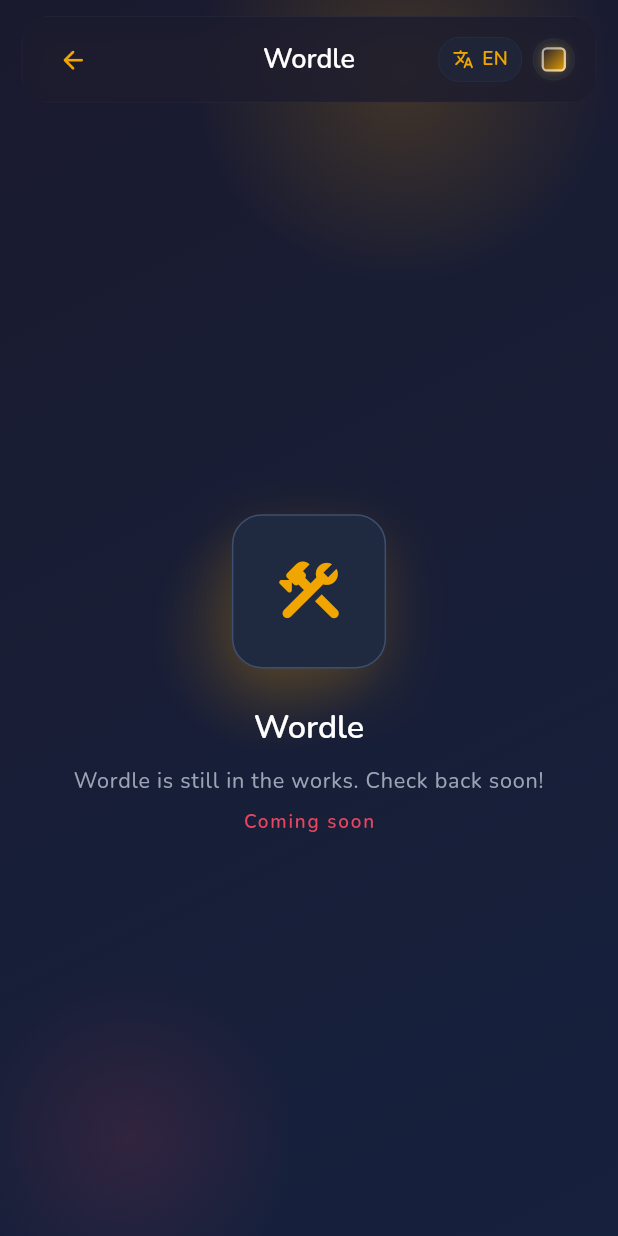
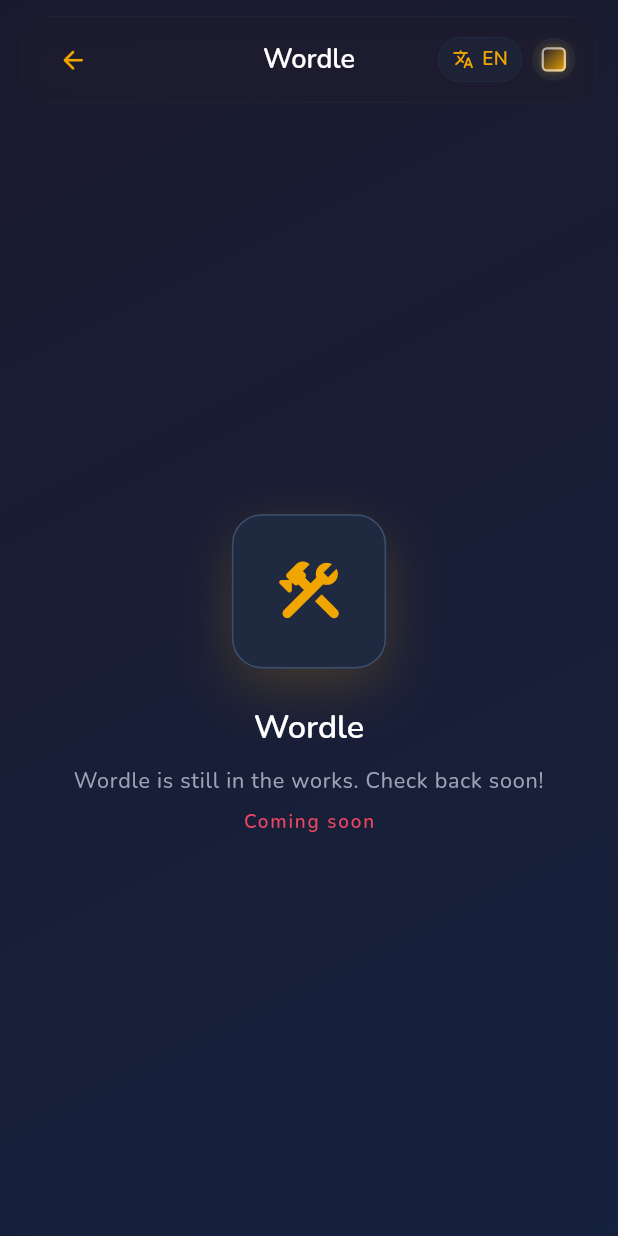
Before and after one commit to Bretzeli/game-nook, a Flutter app: the screen it shows after launch, after a tap on "Wordle", on a phone screen of 412 x 824 dp. Run offline on Flutter 3.47's test engine with Material 3 defaults, Android fonts, the light colour scheme and no system bars; drawn by our look-alikes of flutter_animate; our stand-ins replace flutter_riverpod, go_router, google_fonts.

Commit message:
small UI changes

```diff
--- a/flutter_app/lib/core/router/app_router.dart
+++ b/flutter_app/lib/core/router/app_router.dart
@@ -2,11 +2,11 @@
 import 'package:flutter_riverpod/flutter_riverpod.dart';
 import 'package:go_router/go_router.dart';
 
+import '../theme/app_theme_extension.dart';
 import '../l10n/app_strings.dart';
 import '../l10n/app_strings_provider.dart';
 import '../../features/games/game_placeholder_page.dart';
 import '../../features/home/home_page.dart';
-import '../../widgets/animated_background.dart';
 import '../../widgets/app_nav_bar.dart';
 import 'router_refresh.dart';
 
@@ -19,11 +19,14 @@
   Widget build(BuildContext context, WidgetRef ref) {
     final location = GoRouterState.of(context).uri.path;
     final strings = ref.watch(appStringsProvider);
+    final decor = context.decor;
 
     return Scaffold(
       body: Stack(
         children: [
-          const AnimatedBackground(),
+          Container(
+            decoration: BoxDecoration(gradient: decor.backgroundGradient),
+          ),
           Column(
             children: [
               AppNavBar(
@@ -64,9 +67,8 @@
         routes: [
           GoRoute(
             path: '/',
-            pageBuilder: (context, state) => const NoTransitionPage(
-              child: HomePage(),
-            ),
+            pageBuilder: (context, state) =>
+                const NoTransitionPage(child: HomePage()),
           ),
           GoRoute(
             path: '/wordle',
--- a/flutter_app/lib/features/home/home_page.dart
+++ b/flutter_app/lib/features/home/home_page.dart
@@ -115,6 +115,7 @@
                                 width: itemWidth,
                                 height: itemHeight,
                                 child: GameCard(
+                                  key: ValueKey(route),
                                   title: strings.gameName(gameId),
                                   description: strings.gameDescription(gameId),
                                   icon: icon,
--- a/flutter_app/lib/widgets/animated_background.dart
+++ b/flutter_app/lib/widgets/animated_background.dart
@@ -1,112 +1,16 @@
-import 'dart:math' as math;
-
 import 'package:flutter/material.dart';
 
 import '../core/theme/app_theme_extension.dart';
 
-class AnimatedBackground extends StatefulWidget {
+class AnimatedBackground extends StatelessWidget {
   const AnimatedBackground({super.key});
-
-  @override
-  State<AnimatedBackground> createState() => _AnimatedBackgroundState();
-}
-
-class _AnimatedBackgroundState extends State<AnimatedBackground>
-    with SingleTickerProviderStateMixin {
-  late final AnimationController _controller;
-
-  @override
-  void initState() {
-    super.initState();
-    _controller = AnimationController(
-      vsync: this,
-      duration: const Duration(seconds: 18),
-    )..repeat();
-  }
-
-  @override
-  void dispose() {
-    _controller.dispose();
-    super.dispose();
-  }
 
   @override
   Widget build(BuildContext context) {
     final decor = context.decor;
 
-    return AnimatedBuilder(
-      animation: _controller,
-      builder: (context, child) {
-        final t = _controller.value;
-        return Container(
-          decoration: BoxDecoration(gradient: decor.backgroundGradient),
-          child: Stack(
-            children: [
-              _FloatingOrb(
-                color: decor.orbColor1,
-                size: 280,
-                offset: Offset(
-                  math.sin(t * 2 * math.pi) * 40,
-                  math.cos(t * 2 * math.pi) * 30 - 60,
-                ),
-                alignment: Alignment.topRight,
-              ),
-              _FloatingOrb(
-                color: decor.orbColor2,
-                size: 220,
-                offset: Offset(
-                  math.cos(t * 2 * math.pi + 1) * 50,
-                  math.sin(t * 2 * math.pi + 1) * 40 + 80,
-                ),
-                alignment: Alignment.bottomLeft,
-              ),
-              _FloatingOrb(
-                color: decor.glowColor.withValues(alpha: 0.15),
-                size: 160,
-                offset: Offset(
-                  math.sin(t * 2 * math.pi + 2) * 30,
-                  math.cos(t * 2 * math.pi + 2) * 20,
-                ),
-                alignment: Alignment.center,
-              ),
-            ],
-          ),
-        );
-      },
+    return Container(
+      decoration: BoxDecoration(gradient: decor.backgroundGradient),
     );
   }
 }
-
-class _FloatingOrb extends StatelessWidget {
-  const _FloatingOrb({
-    required this.color,
-    required this.size,
-    required this.offset,
-    required this.alignment,
-  });
-
-  final Color color;
-  final double size;
-  final Offset offset;
-  final Alignment alignment;
-
-  @override
-  Widget build(BuildContext context) {
-    return Align(
-      alignment: alignment,
-      child: Transform.translate(
-        offset: offset,
-        child: Container(
-          width: size,
-          height: size,
-          decoration: BoxDecoration(
-            shape: BoxShape.circle,
-            gradient: RadialGradient(
-              colors: [color, color.withValues(alpha: 0)],
-            ),
-          ),
-        ),
-      ),
-    );
-  }
-}
--- a/flutter_app/lib/widgets/app_nav_bar.dart
+++ b/flutter_app/lib/widgets/app_nav_bar.dart
@@ -25,6 +25,7 @@
     final hPad = context.rs(16);
     final vPad = context.rs(12);
     final radius = context.rs(20);
+    final placeholderWidth = context.rs(40);
 
     return SafeArea(
       bottom: false,
@@ -35,10 +36,7 @@
           child: DecoratedBox(
             decoration: BoxDecoration(
               color: decor.navBarColor,
-              border: Border.all(
-                color: decor.subtleNavBorder,
-                width: 0.5,
-              ),
+              border: Border.all(color: decor.subtleNavBorder, width: 0.5),
               boxShadow: [
                 BoxShadow(
                   color: decor.glowColor.withValues(alpha: 0.06),
@@ -88,14 +86,18 @@
                     Row(
                       mainAxisAlignment: MainAxisAlignment.spaceBetween,
                       children: [
-                        if (showHomeButton)
-                          _NavIconButton(
-                            icon: Icons.arrow_back_rounded,
-                            tooltip: ref.watch(appStringsProvider).backToHome,
-                            onPressed: () => context.go('/'),
-                          )
-                        else
-                          const SizedBox.shrink(),
+                        SizedBox(
+                          width: showHomeButton ? null : placeholderWidth,
+                          child: showHomeButton
+                              ? _NavIconButton(
+                                  icon: Icons.arrow_back_rounded,
+                                  tooltip: ref
+                                      .watch(appStringsProvider)
+                                      .backToHome,
+                                  onPressed: () => context.go('/'),
+                                )
+                              : const SizedBox.shrink(),
+                        ),
                         Row(
                           mainAxisSize: MainAxisSize.min,
                           children: [
--- a/flutter_app/pubspec.yaml
+++ b/flutter_app/pubspec.yaml
@@ -60,6 +60,8 @@
   # included with your application, so that you can use the icons in
   # the material Icons class.
   uses-material-design: true
+  assets:
+    - assets/wordlists/
 
   # To add assets to your application, add an assets section, like this:
   # assets:
```
Also changed, not shown: flutter_app/lib/widgets/game_card.dart (+7 -2 lines).
